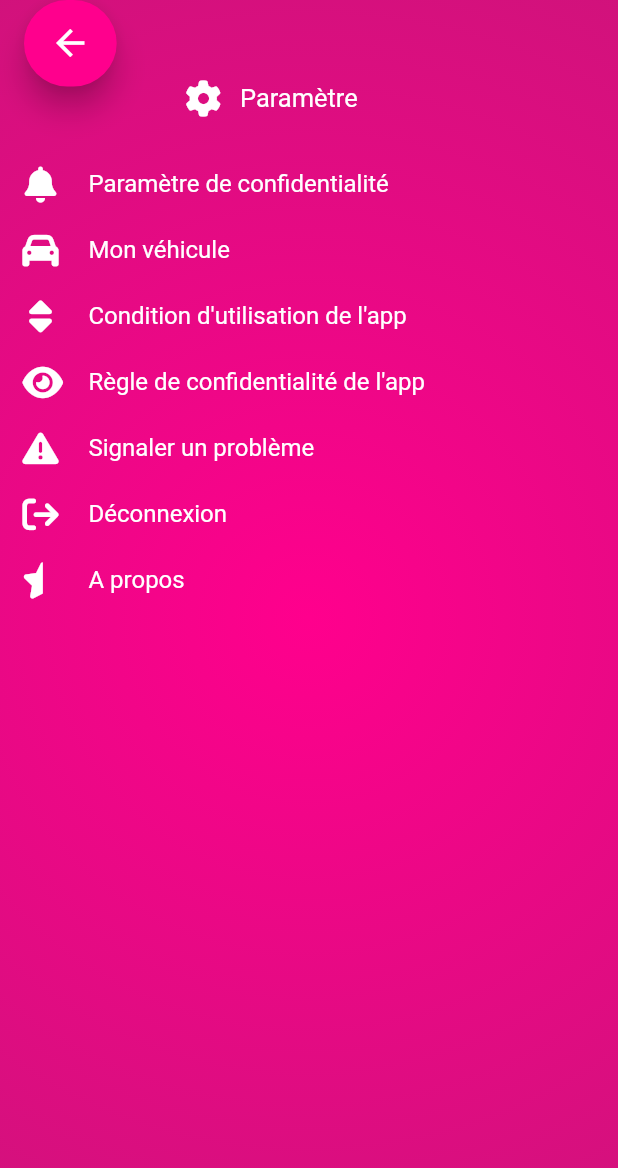
After one commit to Sambatra2020/share_your_park, a Flutter app: the PageParam screen opened directly, on a phone screen of 412 x 824 dp. The commit adds this screen. Shown: the top 1168 px of the screen. Run offline on Flutter 3.47's test engine with Material 2 defaults, Android fonts, the phone set to English and light mode, and no system bars; our stand-ins replace auto_size_text, cloud_firestore, email_validator, firebase_auth, firebase_core, firebase_database and 4 more; missing offline and left inert: flutter_facebook_login, flutter_nfc_reader, mapbox_gl; accounts and stored records are empty; Roboto replaces fonts that are missing (Quicksand-Light).

Commit message:
page param/jpar/jmegare

```diff
--- a/lib/views/screens/menu/menu_principal.dart
+++ b/lib/views/screens/menu/menu_principal.dart
@@ -4,7 +4,7 @@ import 'package:flutter_icons/flutter_icons.dart';
 //import 'package:flutter_screenutil/screenutil.dart';
 import 'package:share_your_park/const.dart';
 import 'package:share_your_park/views/screens/FAQ.dart';
-import 'package:share_your_park/views/screens/setting/autosetting.dart';
+import 'package:share_your_park/views/screens/menu/page_param.dart';
 //import 'package:share_your_park/views/screens/menu/menu_item.dart';
 import 'package:share_your_park/views/screens/setting/infos.dart';
 import 'package:share_your_park/views/screens/setting/parain.dart';
@@ -196,7 +196,7 @@ class MenuPrincipal extends StatelessWidget {
                           SizedBox(height: 20),
                           Row(
                             children: [
-                              Icon(FontAwesome.sun_o, color: Colors.white),
+                              Icon(FontAwesome.cog, color: Colors.white),
                               SizedBox(width: 20),
                               RichText(
                                   text: TextSpan(
@@ -212,7 +212,7 @@ class MenuPrincipal extends StatelessWidget {
                                               context,
                                               MaterialPageRoute(
                                                   builder: (context) =>
-                                                      AutoSetting()));
+                                                      PageParam()));
                                         }))
                             ],
                           ),
--- /dev/null
+++ b/lib/views/screens/menu/page_param.dart
@@ -0,0 +1,207 @@
+import 'package:flutter/gestures.dart';
+import 'package:flutter/material.dart';
+import 'package:flutter_icons/flutter_icons.dart';
+import 'package:share_your_park/const.dart';
+import 'package:share_your_park/views/screens/setting/confidentialit%C3%A9.dart';
+
+class PageParam extends StatefulWidget {
+  @override
+  _PageParamState createState() => _PageParamState();
+}
+
+class _PageParamState extends State<PageParam> {
+  @override
+  Widget build(BuildContext context) {
+    final screenWidth = MediaQuery.of(context).size.width;
+    final screenHeight = MediaQuery.of(context).size.height;
+    return Scaffold(
+        body: Container(
+          child: Container(
+            decoration: BoxDecoration(
+              gradient: RadialGradient(
+                radius: 2,
+                colors: [Color(0xFFFF008D), Color(0xFFAD206E)],
+              ),
+            ),
+            child: Align(
+              child: Column(
+                children: [
+                  Row(
+                    children: [
+                      Container(
+                        margin: EdgeInsets.only(
+                            top: screenHeight * 0.065,
+                            left: screenWidth * 0.3,
+                            bottom: screenHeight * 0.01),
+                        child: Icon(
+                          FontAwesome.cog,
+                          color: Colors.white,
+                        ),
+                      ),
+                      Container(
+                        margin: EdgeInsets.only(
+                            top: screenHeight * 0.065,
+                            left: screenWidth * 0.03,
+                            bottom: screenHeight * 0.01),
+                        child: Text(
+                          'Paramètre',
+                          style: TextStyle(
+                              color: kTextColor,
+                              fontSize: (140 / screenHeight) * 100),
+                        ),
+                      )
+                    ],
+                  ),
+                  Padding(
+                      padding: EdgeInsets.only(left: 15, top: 25),
+                      child: Column(children: [
+                        Row(
+                          children: [
+                            Icon(FontAwesome.bell, color: Colors.white),
+                            SizedBox(width: 20),
+                            RichText(
+                                text: TextSpan(
+                                    text: "Paramètre de confidentialité",
+                                    style: TextStyle(
+                                        fontFamily: kfontFamily,
+                                        color: kTextColor,
+                                        fontSize: 16,
+                                        fontWeight: FontWeight.normal),
+                                    recognizer: TapGestureRecognizer()
+                                      ..onTap = () {
+                                        Navigator.push(
+                                            context,
+                                            MaterialPageRoute(
+                                                builder: (context) =>
+                                                    Confidentialte()));
+                                      }))
+                          ],
+                        ),
+                        SizedBox(height: 20),
+                        Row(
+                          children: [
+                            Icon(FontAwesome.car, color: Colors.white),
+                            SizedBox(width: 20),
+                            RichText(
+                                text: TextSpan(
+                                    text: "Mon véhicule",
+                                    style: TextStyle(
+                                        fontFamily: kfontFamily,
+                                        color: kTextColor,
+                                        fontSize: 16,
+                                        fontWeight: FontWeight.normal),
+                                    recognizer: TapGestureRecognizer()
+                                      ..onTap = () {}))
+                          ],
+                        ),
+                        SizedBox(height: 20),
+                        Row(
+                          children: [
+                            Icon(FontAwesome.sort, color: Colors.white),
+                            SizedBox(width: 20),
+                            RichText(
+                                text: TextSpan(
+                                    text: "Condition d'utilisation de l'app",
+                                    style: TextStyle(
+                                        fontFamily: kfontFamily,
+                                        color: kTextColor,
+                                        fontSize: 16,
+                                        fontWeight: FontWeight.normal),
+                                    recognizer: TapGestureRecognizer()
+                                      ..onTap = () {}))
+                          ],
+                        ),
+                        SizedBox(height: 20),
+                        Row(
+                          children: [
+                            Icon(FontAwesome.eye, color: Colors.white),
+                            SizedBox(width: 20),
+                            RichText(
+                                text: TextSpan(
+                                    text: "Règle de confidentialité de l'app",
+                                    style: TextStyle(
+                                        fontFamily: kfontFamily,
+                                        color: kTextColor,
+                                        fontSize: 16,
+                                        fontWeight: FontWeight.normal),
+                                    recognizer: TapGestureRecognizer()
+                                      ..onTap = () {}))
+                          ],
+                        ),
+                        SizedBox(height: 20),
+                        Row(
+                          children: [
+                            Icon(FontAwesome.exclamation_triangle,
+                                color: Colors.white),
+                            SizedBox(width: 20),
+                            RichText(
+                                text: TextSpan(
+                                    text: "Signaler un problème",
+                                    style: TextStyle(
+                                        fontFamily: kfontFamily,
+                                        color: kTextColor,
+                                        fontSize: 16,
+                                        fontWeight: FontWeight.normal),
+                                    recognizer: TapGestureRecognizer()
+                                      ..onTap = () {}))
+                          ],
+                        ),
+                        SizedBox(height: 20),
+                        Row(
+                          children: [
+                            Icon(FontAwesome.sign_out, color: Colors.white),
+                            SizedBox(width: 20),
+                            RichText(
+                                text: TextSpan(
+                                    text: "Déconnexion",
+                                    style: TextStyle(
+                                        fontFamily: kfontFamily,
+                                        color: kTextColor,
+                                        fontSize: 16,
+                                        fontWeight: FontWeight.normal),
+                                    recognizer: TapGestureRecognizer()
+                                      ..onTap = () {}))
+                          ],
+                        ),
+                        SizedBox(height: 20),
+                        Row(children: [
+                          Icon(FontAwesome.star_half_empty,
+                              color: Colors.white),
+                          SizedBox(width: 20),
+                          RichText(
+                              text: TextSpan(
+                                  text: "A propos",
+                                  style: TextStyle(
+                                      fontFamily: kfontFamily,
+                                      color: kTextColor,
+                                      fontSize: 16,
+                                      fontWeight: FontWeight.normal),
+                                  recognizer: TapGestureRecognizer()
+                                    ..onTap = () {}))
+                        ])
+                      ]))
+                ],
+              ),
+            ),
+          ),
+        ),
+        floatingActionButton: Container(
+            height: screenHeight * 0.07,
+            width: screenWidth * 0.15,
+            child: RawMaterialButton(
+              onPressed: () {
+                Navigator.pop(context);
+              },
+              child: Icon(
+                Icons.arrow_back,
+                color: Colors.white,
+                size: 28,
+              ),
+              fillColor: Color(0xFFFF008D),
+              shape: RoundedRectangleBorder(
+                  borderRadius: BorderRadius.circular(60)),
+              elevation: 8.0,
+            )),
+        floatingActionButtonLocation: FloatingActionButtonLocation.startTop);
+  }
+}
```
Also changed, not shown: lib/services/je_me_gare.dart (+73 -0 lines), lib/services/je_pars.dart (+73 -0 lines), lib/views/screens/menu/menu_item.dart (deleted, +0 -39 lines).
